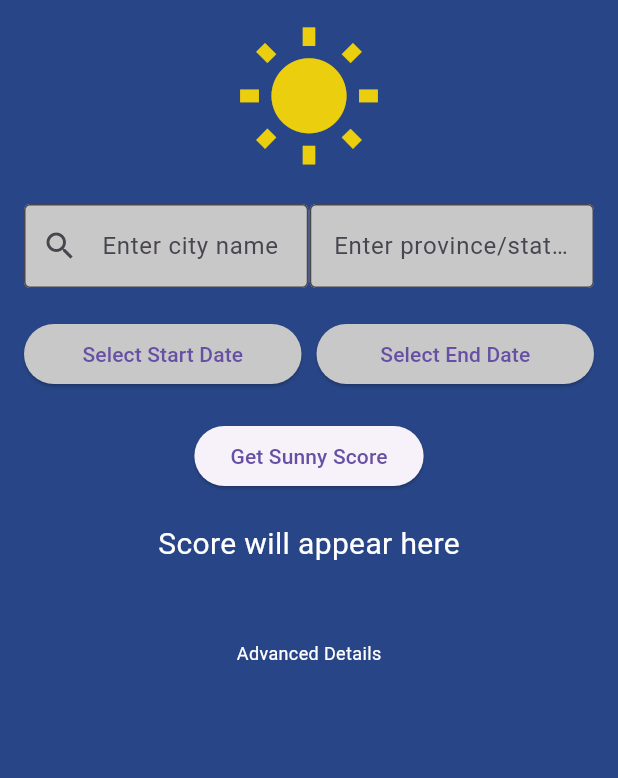
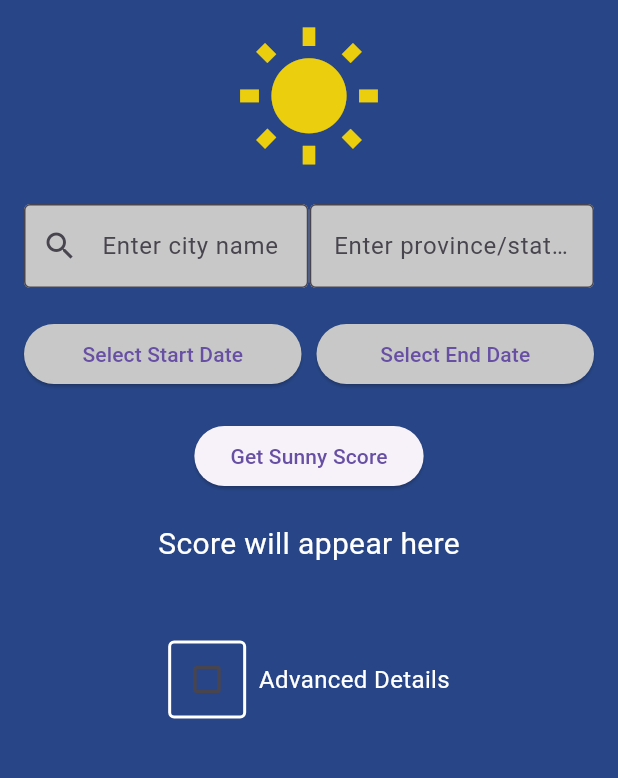
Before and after one commit to Quilo-Apps/AlwaysSunny, a Flutter app: the screen it shows after launch, on a phone screen of 412 x 824 dp, the part 84-862 px from its top. Run offline on Flutter 3.47's test engine with Material 3 defaults, Android fonts, the phone set to English and light mode, and no system bars.

Commit message:
added advanced features toggle

```diff
--- a/lib/main.dart
+++ b/lib/main.dart
@@ -39,6 +39,13 @@ class _SunnyDaysScreenState extends State<SunnyDaysScreen> {
   String province = '';
   String sunnyScore = ''; // To hold the sunny score value
 
+  //new variables for advanced details
+  bool showAdvanced = false;
+  String clearSkies = "";
+  String windSpeed = "";
+  String rainScore = "";
+  String snowScore = "";
+
   // Updated function to fetch the sunny score from Flask backend
   Future<void> getSunnyScore() async {
     if (city.isEmpty || province.isEmpty || startDate == null || endDate == null) {
@@ -61,6 +68,11 @@ class _SunnyDaysScreenState extends State<SunnyDaysScreen> {
       final data = json.decode(response.body);
       setState(() {
         sunnyScore = data['sunny_score'].toString();
+        clearSkies = data['clear_skies'].toString();
+        windSpeed = data['wind_speed'].toString();
+        rainScore = data['rain_amount'].toString();
+        snowScore = data['snow_amount'].toString();
+
       });
     } else {
       setState(() {
@@ -190,10 +202,44 @@ class _SunnyDaysScreenState extends State<SunnyDaysScreen> {
             style: TextStyle(color: Colors.white, fontSize: 20),
           ),
           const SizedBox(height: 50),
-          const Text(
-            'Advanced Details',
-            style: TextStyle(color: Colors.white, fontSize: 12),
+          Row(
+            mainAxisAlignment: MainAxisAlignment.center,
+            children: [
+              Container(
+                decoration: BoxDecoration(
+                  border: Border.all(color: Colors.white, width: 2), // White border around checkbox
+                  borderRadius: BorderRadius.circular(4),
+                ),
+                child: Checkbox(
+                  value: showAdvanced,
+                  onChanged: (bool? value) {
+                    setState(() {
+                      showAdvanced = value ?? false;
+                    });
+                  },
+                ),
+              ),
+              const Text("  Advanced Details", style: TextStyle(color: Colors.white, fontSize: 16)),
+            ],
           ),
+          if (showAdvanced)
+            Container(
+              padding: const EdgeInsets.all(10),
+              margin: const EdgeInsets.only(top: 10),
+              decoration: BoxDecoration(
+                color: Colors.white.withOpacity(0.2),
+                borderRadius: BorderRadius.circular(10),
+              ),
+              child: Column(
+                crossAxisAlignment: CrossAxisAlignment.start,
+                children: [
+                  Text("Mean Clear Skies: $clearSkies%", style: TextStyle(color: Colors.white)),
+                  Text("Mean Wind Speed: $windSpeed km/h", style: TextStyle(color: Colors.white)),
+                  Text("Mean Rain: $rainScore mm", style: TextStyle(color: Colors.white)),
+                  Text("Mean Snow: $snowScore mm", style: TextStyle(color: Colors.white)),
+                ],
+              ),
+            ),
         ],
       ),
     );
```
Also changed, not shown: 2 other files.
